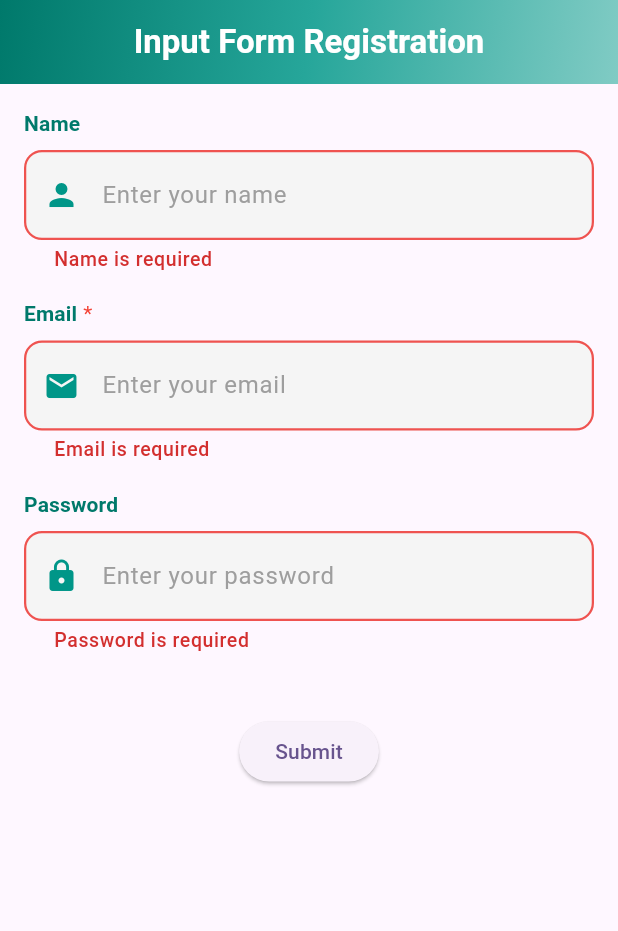
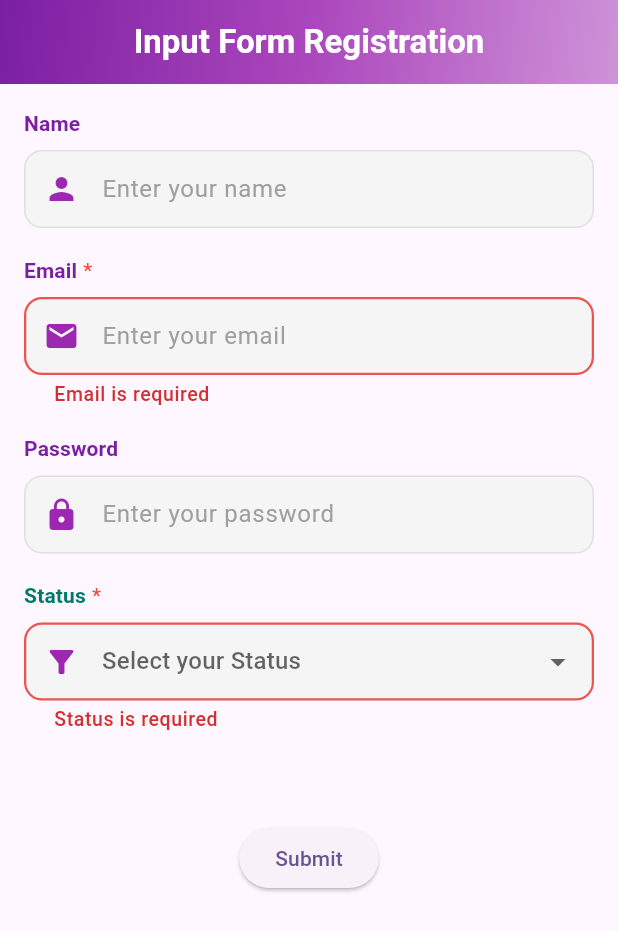
Before and after one commit to vincentc658/component_flutter, a Flutter app: the screen it shows after launch, after a tap on "Submit", on a phone screen of 412 x 824 dp. Shown: the top 931 px of the screen. Run offline on Flutter 3.47's test engine with Material 3 defaults, Android fonts, the light colour scheme and no system bars; our stand-ins replace get; missing offline and left inert: dart:ffi.

Commit message:
form field drop down

```diff
--- a/lib/component/custom_toolbar.dart
+++ b/lib/component/custom_toolbar.dart
@@ -1,5 +1,6 @@
 import 'package:flutter/material.dart';
 import 'package:get/get.dart';
+import 'package:research_component/constant/constants_color.dart';
 
 class CustomToolbar extends StatelessWidget implements PreferredSizeWidget {
   final String title;
@@ -29,14 +30,14 @@
       automaticallyImplyLeading: false,
       backgroundColor: Colors.transparent,
       elevation: 0,
-      foregroundColor: Colors.teal[800],
+      foregroundColor: ConstantsColor.PRIMARY[800],
       flexibleSpace: Container(
         decoration: BoxDecoration(
           gradient: LinearGradient(
             colors: [
-              Colors.teal.shade700,
-              Colors.teal.shade400,
-              Colors.teal.shade200,
+              ConstantsColor.PRIMARY.shade700,
+              ConstantsColor.PRIMARY.shade400,
+              ConstantsColor.PRIMARY.shade200,
             ],
             begin: Alignment.topLeft,
             end: Alignment.bottomRight,
--- a/lib/component/form_field_config.dart
+++ b/lib/component/form_field_config.dart
@@ -4,11 +4,11 @@
 
 class FormFieldConfig {
   final String label;
-  final String hint;
+  final String? hint;
   final String? helper;
   final String? error;
   final IconData? icon;
-  final TextInputType keyboardType;
+  final TextInputType? keyboardType;
   final bool obscureText;
   final bool isRequired;
 
@@ -18,12 +18,12 @@
 
   FormFieldConfig({
     required this.label,
-    required this.hint,
+    this.hint,
     required this.fieldType,
     this.helper,
     this.error,
     this.icon,
-    required this.keyboardType,
+    this.keyboardType,
     this.obscureText = false,
     this.isRequired = false,
     this.dropdownOptions,
--- a/lib/component/status_dropdown.dart
+++ b/lib/component/input_field_dropdown_widget.dart
@@ -2,22 +2,27 @@
 
 import '../constant/constants_color.dart';
 
-class StatusDropdown extends StatelessWidget {
+class InputFieldDropdownWidget extends StatelessWidget {
   final String? selectedValue;
   final List<String> options;
   final ValueChanged<String?> onChanged;
   final String label;
   final String? helperText;
+  final String? hintText;
   final String? errorText;
   final bool isRequired;
-  const StatusDropdown({
+  final IconData? icon;
+
+  const InputFieldDropdownWidget({
     Key? key,
     required this.label,
+    required this.hintText,
     required this.selectedValue,
     required this.options,
     required this.onChanged,
     this.helperText,
     this.errorText,
+    this.icon,
     this.isRequired = false,
   }) : super(key: key);
 
@@ -44,25 +49,43 @@
         const SizedBox(height: 8),
         DropdownButtonFormField<String>(
           value: selectedValue,
+          hint: Text(hintText??''),
           icon: const Icon(Icons.arrow_drop_down),
           decoration: InputDecoration(
-            prefixIcon: const Icon(
-              Icons.filter_alt,
-              color: ConstantsColor.PRIMARY,
-            ),
+            prefixIcon:
+                icon != null
+                    ? Padding(
+                      padding: const EdgeInsets.only(left: 10, right: 8),
+                      child: Icon(icon, color: ConstantsColor.PRIMARY),
+                    )
+                    : null,
             contentPadding: const EdgeInsets.symmetric(
               vertical: 14,
               horizontal: 16,
             ),
+            errorText: errorText,
+            errorStyle: TextStyle(
+              color: Colors.red.shade700,
+              fontSize: 13,
+              fontWeight: FontWeight.w500,
+            ),
             filled: true,
-            fillColor: Colors.white70,
+            fillColor: Colors.grey.shade100,
+            border: InputBorder.none,
             enabledBorder: OutlineInputBorder(
               borderRadius: BorderRadius.circular(12),
               borderSide: BorderSide(color: Colors.grey.shade300),
             ),
             focusedBorder: OutlineInputBorder(
               borderRadius: BorderRadius.circular(12),
-              borderSide: const BorderSide(color: ConstantsColor.PRIMARY),
+              borderSide: BorderSide(
+                color: ConstantsColor.PRIMARY.shade400,
+                width: 1.5,
+              ),
+            ),
+            errorBorder: OutlineInputBorder(
+              borderRadius: BorderRadius.circular(12),
+              borderSide: BorderSide(color: Colors.red.shade400, width: 1.5),
             ),
           ),
           items:
@@ -77,13 +100,6 @@
               }).toList(),
           onChanged: onChanged,
         ),
-        if (errorText != null) ...[
-          const SizedBox(height: 6),
-          Text(
-            errorText!,
-            style: TextStyle(fontSize: 12, color: Colors.red.shade600),
-          ),
-        ],
         const SizedBox(height: 18),
         if (helperText != null) ...[
           const SizedBox(height: 6),
--- a/lib/component/input_field_widget.dart
+++ b/lib/component/input_field_text_widget.dart
@@ -1,6 +1,7 @@
 import 'package:flutter/material.dart';
+import 'package:research_component/constant/constants_color.dart';
 
-class InputFieldWidget extends StatelessWidget {
+class InputFieldTextWidget extends StatelessWidget {
   final String label;
   final String? hintText;
   final String? helperText;
@@ -11,7 +12,7 @@
   final bool isRequired;
   final TextInputType keyboardType;
 
-  const InputFieldWidget({
+  const InputFieldTextWidget({
     Key? key,
     required this.label,
     required this.controller,
@@ -37,7 +38,7 @@
             Text(
               label,
               style: theme.textTheme.labelLarge?.copyWith(
-                color: Colors.teal.shade700,
+                color: ConstantsColor.PRIMARY.shade700,
                 fontWeight: FontWeight.w600,
               ),
             ),
@@ -57,7 +58,7 @@
                 icon != null
                     ? Padding(
                       padding: const EdgeInsets.only(left: 10, right: 8),
-                      child: Icon(icon, color: Colors.teal),
+                      child: Icon(icon, color:ConstantsColor.PRIMARY),
                     )
                     : null,
             hintText: hintText,
@@ -69,8 +70,8 @@
             ),
             hintStyle: const TextStyle(color: Colors.grey),
             contentPadding: const EdgeInsets.symmetric(
+              vertical: 14,
               horizontal: 16,
-              vertical: 18,
             ),
             filled: true,
             fillColor: Colors.grey.shade100,
@@ -81,7 +82,7 @@
             ),
             focusedBorder: OutlineInputBorder(
               borderRadius: BorderRadius.circular(12),
-              borderSide: BorderSide(color: Colors.teal.shade400, width: 1.5),
+              borderSide: BorderSide(color: ConstantsColor.PRIMARY.shade400, width: 1.5),
             ),
             errorBorder: OutlineInputBorder(
               borderRadius: BorderRadius.circular(12),
--- a/lib/constant/constants_color.dart
+++ b/lib/constant/constants_color.dart
@@ -1,5 +1,5 @@
 import 'package:flutter/material.dart';
 
 class ConstantsColor {
-  static const MaterialColor PRIMARY = Colors.blue;
+  static const MaterialColor PRIMARY = Colors.purple;
 }
--- a/lib/screen/form_screen.dart
+++ b/lib/screen/form_screen.dart
@@ -1,10 +1,10 @@
 import 'package:flutter/cupertino.dart';
 import 'package:flutter/material.dart';
 import 'package:research_component/component/custom_toolbar.dart';
-import 'package:research_component/component/input_field_widget.dart';
+import 'package:research_component/component/input_field_dropdown_widget.dart';
 import 'package:research_component/constant/constants_form_field.dart';
-
 import '../component/form_field_config.dart';
+import '../component/input_field_text_widget.dart';
 
 class FormScreen extends StatefulWidget {
   @override
@@ -37,15 +37,28 @@
       obscureText: true,
       fieldType: ConstantsFormField.TYPE_INPUT_TEXT,
     ),
+    FormFieldConfig(
+      label: 'Status',
+      hint: 'Select your Status',
+      fieldType: ConstantsFormField.TYPE_INPUT_DROPDOWN,
+      isRequired: true,
+      icon: Icons.filter_alt,
+      dropdownOptions: ['Active', 'Inactive', 'Pending'],
+    ),
   ];
 
   final Map<String, TextEditingController> controllers = {};
+  final Map<String, String?> dropdownValues = {};
 
   @override
   void initState() {
     super.initState();
     for (var field in fields) {
+      if (field.fieldType==ConstantsFormField.TYPE_INPUT_DROPDOWN) {
+        dropdownValues[field.label] = null;
+      } else {
         controllers[field.label] = TextEditingController();
+      }
     }
   }
 
@@ -61,20 +74,30 @@
     setState(() {
       errors.clear();
       for (var field in fields) {
+        if (field.fieldType== ConstantsFormField.TYPE_INPUT_DROPDOWN) {
+          final value = dropdownValues[field.label];
+          if (field.isRequired && (value == null || value.isEmpty)) {
+            errors[field.label] = '${field.label} is required';
+          }
+        } else {
           final value = controllers[field.label]?.text ?? '';
-        if (value.isEmpty) {
+          if (field.isRequired && value.isEmpty) {
             errors[field.label] = '${field.label} is required';
+          }
         }
       }
     });
 
     if (errors.isEmpty) {
       for (var field in fields) {
-        final value = controllers[field.label]?.text ?? '';
+        final value = field.fieldType== ConstantsFormField.TYPE_INPUT_DROPDOWN
+            ? dropdownValues[field.label]
+            : controllers[field.label]?.text;
         print('${field.label}: $value');
       }
     }
   }
+
 
   @override
   Widget build(BuildContext context) {
@@ -83,23 +106,47 @@
         title: 'Input Form Registration',
         isShowBackButton: false,
       ),
-      body: Padding(
+      body: SingleChildScrollView(
+        child: Padding(
           padding: const EdgeInsets.all(16),
           child: Column(
             children: [
               ...fields.map(
-              (field) => InputFieldWidget(
+                (field){
+                  if(field.fieldType== ConstantsFormField.TYPE_INPUT_TEXT){
+                    return InputFieldTextWidget(
                       label: field.label,
                       hintText: field.hint,
                       icon: field.icon,
                       helperText: field.helper,
                       errorText: errors[field.label],
-                // Pass error
-                keyboardType: field.keyboardType,
+                      keyboardType: field.keyboardType!,
                       obscureText: field.obscureText,
                       controller: controllers[field.label]!,
                       isRequired: field.isRequired,
-              ),
+                    );
+                  }else{
+                    return InputFieldDropdownWidget(
+                      label: field.label,
+                      icon: field.icon,
+                      hintText: field.hint,
+                      selectedValue: dropdownValues[field.label],
+                      options: field.dropdownOptions ?? [],
+                      errorText: errors[field.label],
+                      isRequired: field.isRequired,
+                      onChanged: (value) {
+                        print('Dropdown value selected: $value'); // Tambahkan log ini
+                        if (value != null) {
+                          setState(() {
+                            dropdownValues[field.label] = value;
+                            print('Saved to dropdownValues[${field.label}] = $value');
+                          });
+                        }
+                      },
+
+                    );
+                  }
+                }
               ),
               const SizedBox(height: 24),
               ElevatedButton(
@@ -109,6 +156,7 @@
             ],
           ),
         ),
+      ),
     );
   }
 }
```
Lines whose indentation alone changed are shown as unchanged.
